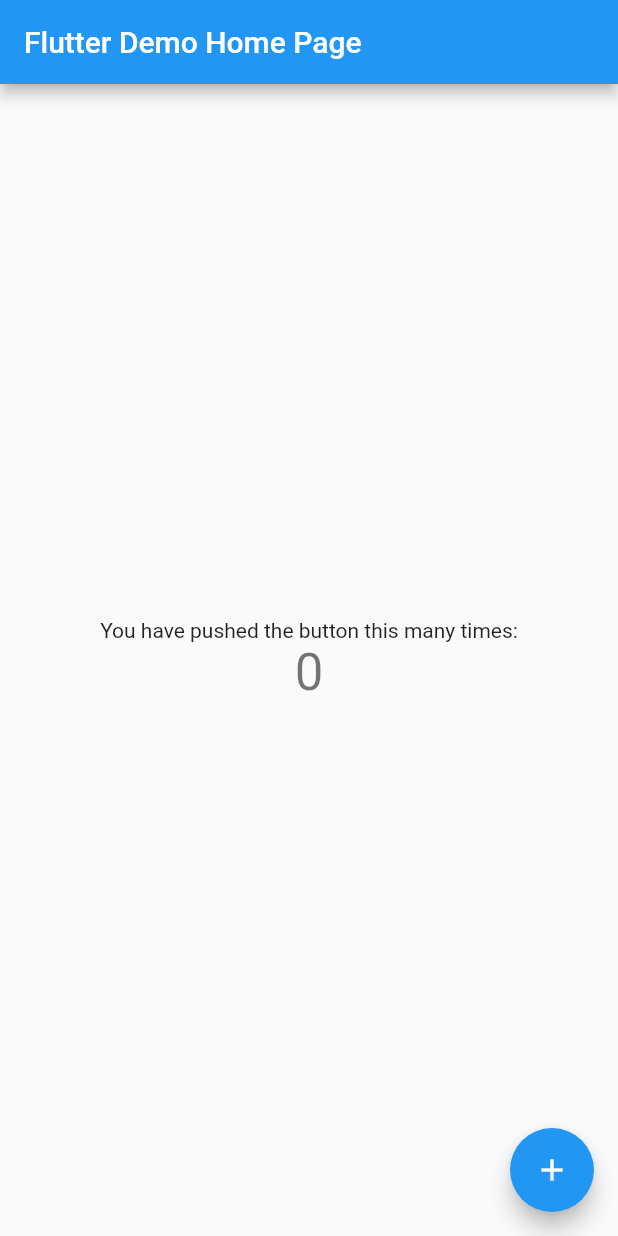
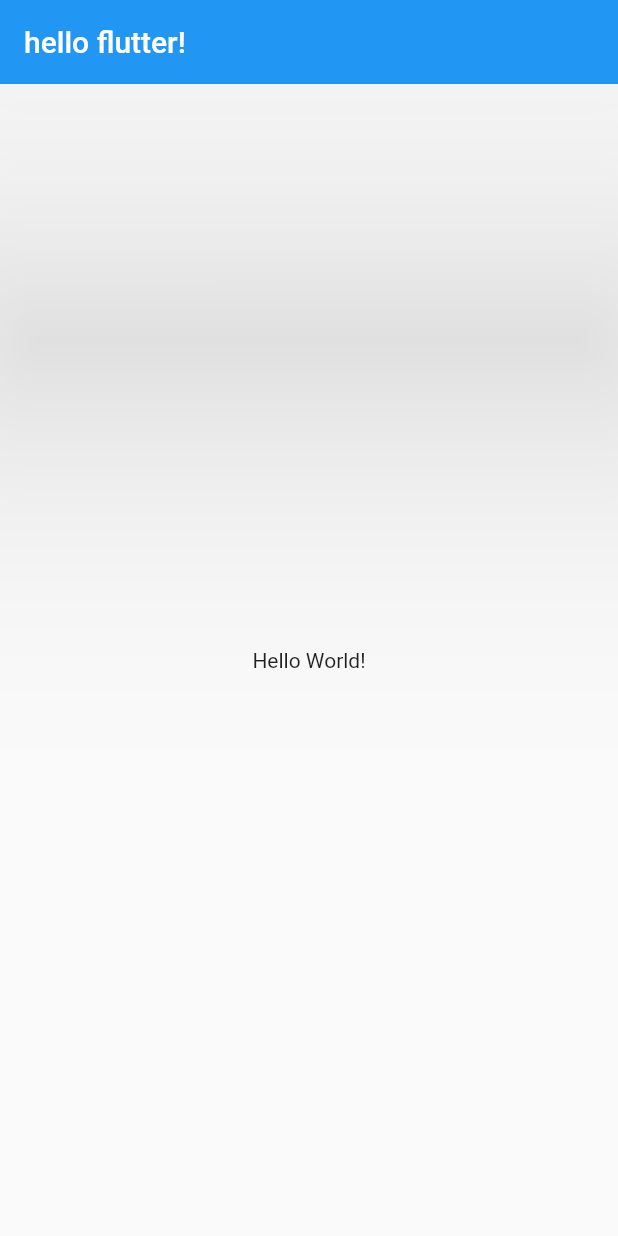
Before and after one commit to YennnyHan/Flutter_toonflix, a Flutter app: the screen it shows after launch, on a phone screen of 412 x 824 dp. Run offline on Flutter 3.47's test engine with Material 2 defaults, Android fonts, the phone set to English and light mode, and no system bars.

Commit message:
basic dart

```diff
--- a/lib/main.dart
+++ b/lib/main.dart
@@ -1,115 +1,22 @@
 import 'package:flutter/material.dart';
 
 void main() {
-  runApp(const MyApp());
+  runApp(App());
 }
 
-class MyApp extends StatelessWidget {
-  const MyApp({super.key});
-
-  // This widget is the root of your application.
+class App extends StatelessWidget {
   @override
   Widget build(BuildContext context) {
     return MaterialApp(
-      title: 'Flutter Demo',
-      theme: ThemeData(
-        // This is the theme of your application.
-        //
-        // Try running your application with "flutter run". You'll see the
-        // application has a blue toolbar. Then, without quitting the app, try
-        // changing the primarySwatch below to Colors.green and then invoke
-        // "hot reload" (press "r" in the console where you ran "flutter run",
-        // or simply save your changes to "hot reload" in a Flutter IDE).
-        // Notice that the counter didn't reset back to zero; the application
-        // is not restarted.
-        primarySwatch: Colors.blue,
+      home: Scaffold(
+        appBar: AppBar(
+          elevation: 100,
+          title: Text('hello flutter!'),
+        ),
+        body: Center(
+          child: Text('Hello World!'),
+        ),
       ),
-      home: const MyHomePage(title: 'Flutter Demo Home Page'),
     );
   }
 }
-
-class MyHomePage extends StatefulWidget {
-  const MyHomePage({super.key, required this.title});
-
-  // This widget is the home page of your application. It is stateful, meaning
-  // that it has a State object (defined below) that contains fields that affect
-  // how it looks.
-
-  // This class is the configuration for the state. It holds the values (in this
-  // case the title) provided by the parent (in this case the App widget) and
-  // used by the build method of the State. Fields in a Widget subclass are
-  // always marked "final".
-
-  final String title;
-
-  @override
-  State<MyHomePage> createState() => _MyHomePageState();
-}
-
-class _MyHomePageState extends State<MyHomePage> {
-  int _counter = 0;
-
-  void _incrementCounter() {
-    setState(() {
-      // This call to setState tells the Flutter framework that something has
-      // changed in this State, which causes it to rerun the build method below
-      // so that the display can reflect the updated values. If we changed
-      // _counter without calling setState(), then the build method would not be
-      // called again, and so nothing would appear to happen.
-      _counter++;
-    });
-  }
-
-  @override
-  Widget build(BuildContext context) {
-    // This method is rerun every time setState is called, for instance as done
-    // by the _incrementCounter method above.
-    //
-    // The Flutter framework has been optimized to make rerunning build methods
-    // fast, so that you can just rebuild anything that needs updating rather
-    // than having to individually change instances of widgets.
-    return Scaffold(
-      appBar: AppBar(
-        // Here we take the value from the MyHomePage object that was created by
-        // the App.build method, and use it to set our appbar title.
-        title: Text(widget.title),
-      ),
-      body: Center(
-        // Center is a layout widget. It takes a single child and positions it
-        // in the middle of the parent.
-        child: Column(
-          // Column is also a layout widget. It takes a list of children and
-          // arranges them vertically. By default, it sizes itself to fit its
-          // children horizontally, and tries to be as tall as its parent.
-          //
-          // Invoke "debug painting" (press "p" in the console, choose the
-          // "Toggle Debug Paint" action from the Flutter Inspector in Android
-          // Studio, or the "Toggle Debug Paint" command in Visual Studio Code)
-          // to see the wireframe for each widget.
-          //
-          // Column has various properties to control how it sizes itself and
-          // how it positions its children. Here we use mainAxisAlignment to
-          // center the children vertically; the main axis here is the vertical
-          // axis because Columns are vertical (the cross axis would be
-          // horizontal).
-          mainAxisAlignment: MainAxisAlignment.center,
-          children: <Widget>[
-            const Text(
-              'You have pushed the button this many times:',
-            ),
-            Text(
-              '$_counter',
-              style: Theme.of(context).textTheme.headlineMedium,
-            ),
-          ],
-        ),
-      ),
-      floatingActionButton: FloatingActionButton(
-        onPressed: _incrementCounter,
-        tooltip: 'Increment',
-        child: const Icon(Icons.add),
-      ), // This trailing comma makes auto-formatting nicer for build methods.
-    );
-  }
-}
```
